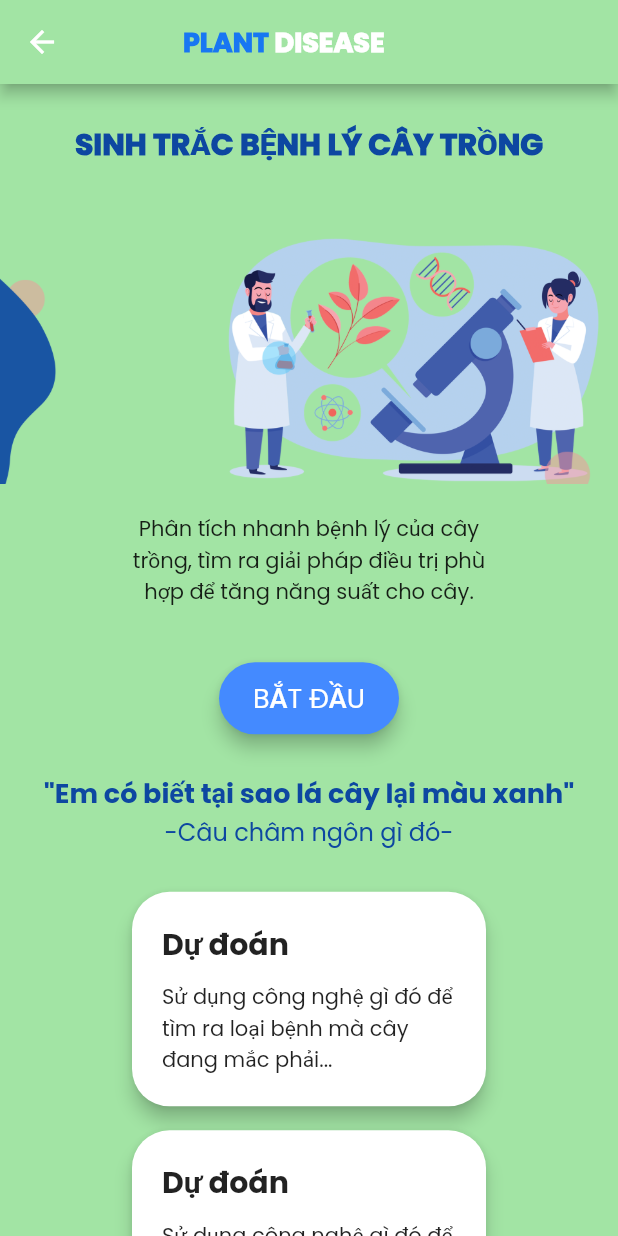
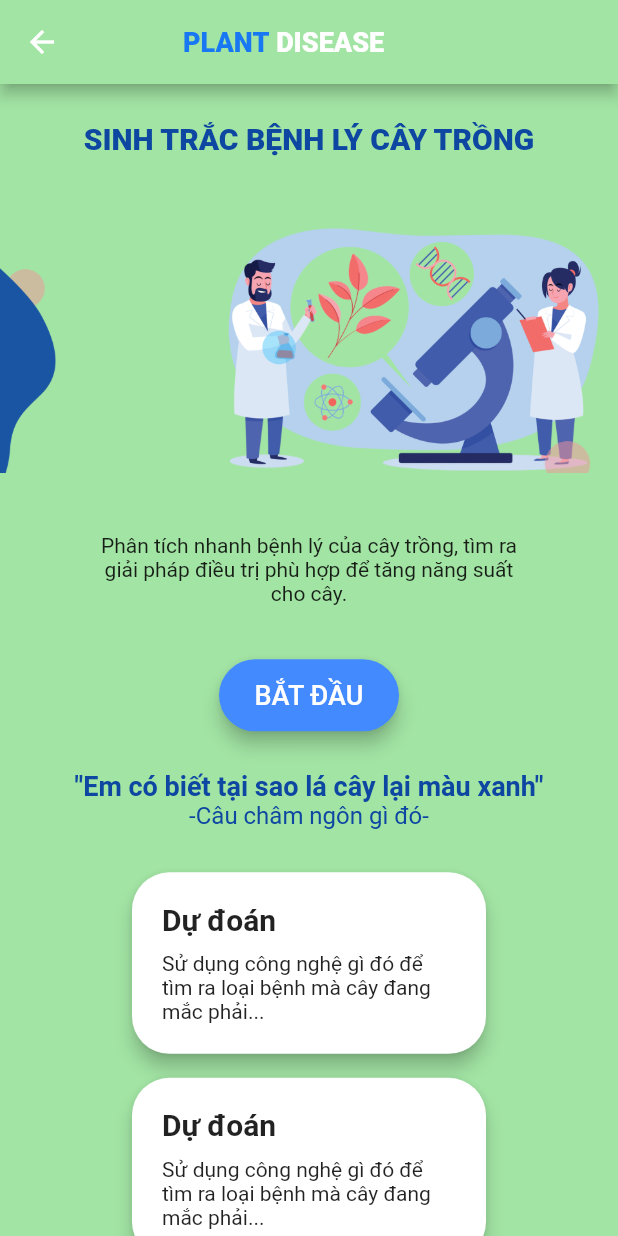
Before and after one commit to tgound1403/nckh_flutter_app, a Flutter app: the HomeScreen screen opened by its route, on a phone screen of 412 x 824 dp. Run offline on Flutter 3.47's test engine with Material 2 defaults, Android fonts, the phone set to English and light mode, and no system bars; our stand-ins replace firebase_auth, firebase_core, font_awesome_flutter, image_picker, modal_progress_hud_nsn; accounts and stored records are empty.

Commit message:
update Vietnamese font

```diff
--- a/lib/screens/home_screen.dart
+++ b/lib/screens/home_screen.dart
@@ -6,6 +6,7 @@ import 'function_screen.dart';
 
 class HomeScreen extends StatefulWidget {
   static String id = 'home_screen';
+
   @override
   _HomeScreenState createState() => _HomeScreenState();
 }
@@ -53,17 +54,24 @@ class _HomeScreenState extends State<HomeScreen> {
                     style: TextStyle(
                         fontSize: 20,
                         fontWeight: FontWeight.w900,
-                        color: Colors.blue[900])),
+                        color: Colors.blue[900],
+                        // fontFamily: 'Poppins'
+                    )),
                 Image.asset(
                   'lib/images/Home_page.png',
                   fit: BoxFit.fill,
                 ),
+                const SizedBox(height: 20),
                 const Padding(
-                  padding: EdgeInsets.symmetric(horizontal: 80, vertical: 20),
+                  padding: EdgeInsets.symmetric(horizontal: 60, vertical: 20),
                   child: Text(
                       'Phân tích nhanh bệnh lý của cây trồng, tìm ra giải pháp điều trị phù hợp để tăng năng suất cho cây.',
                       textAlign: TextAlign.center,
-                      style: TextStyle(fontSize: 14, fontFamily: 'Poppins')),
+                      style:
+                          TextStyle(
+                              fontSize: 14,
+                          )
+                  ),
                 ),
                 RoundedButton(
                     corner: BorderRadius.circular(30.0),
```
Also changed, not shown: pubspec.yaml (+4 -11 lines), fonts/BeVietnamPro-Bold.ttf (added), fonts/BeVietnamPro-Regular.ttf (added), fonts/BeVietnamPro-SemiBold.ttf (added), fonts/Poppins-Bold.ttf (deleted), fonts/Poppins-Regular.ttf (deleted), fonts/Poppins-SemiBold.ttf (deleted).
